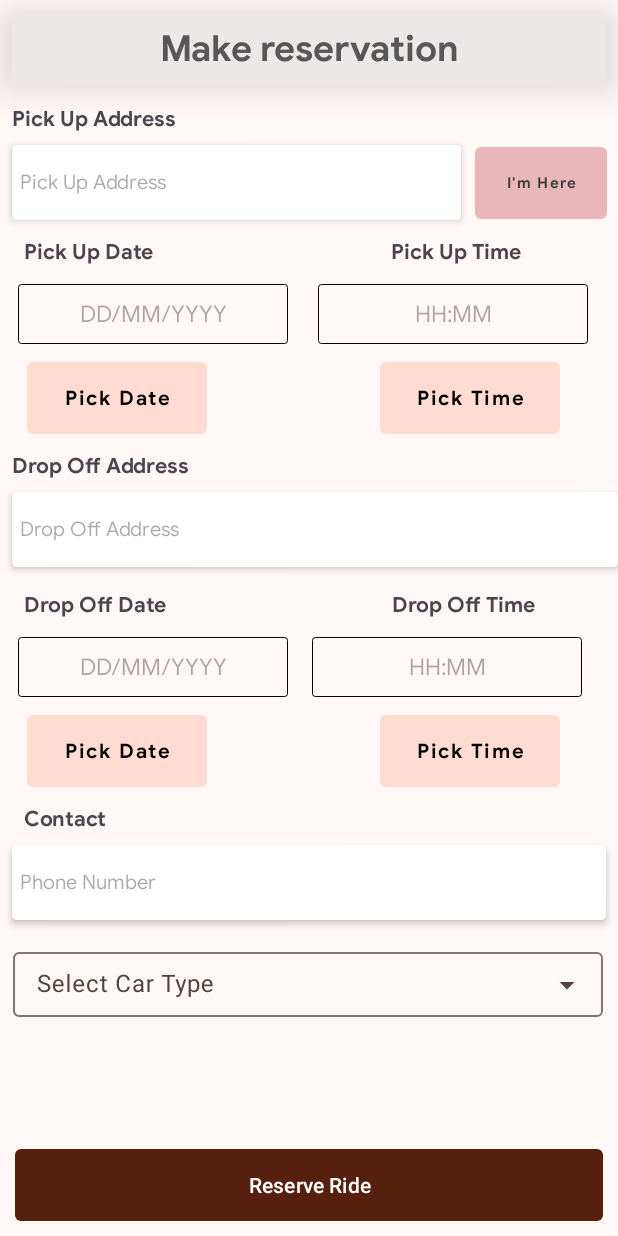
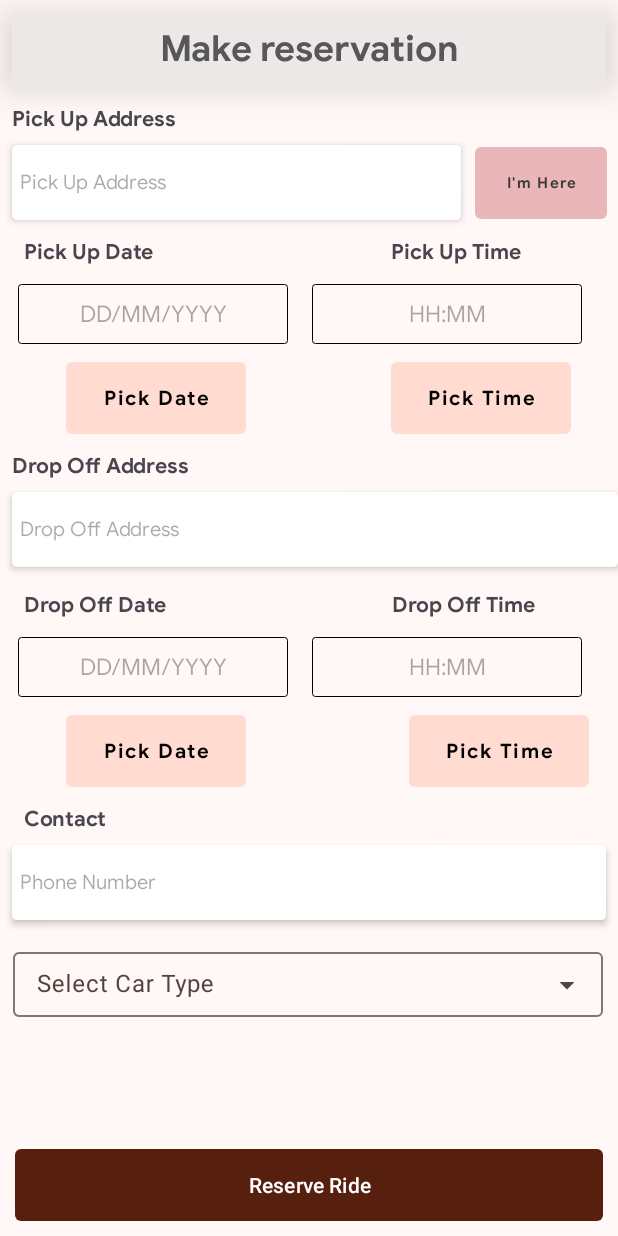
Before and after one commit to kabir-global-sync/Android_Project, an Android app: the MainActivity screen opened directly, with no data from a screen before it, on a phone screen of 412 x 824 dp. Run offline under Robolectric (Android 15) with nearby library versions, the phone set to English and light mode, and no system bars.

Commit message:
-----------------

```diff
--- a/app/src/main/res/drawable/otp_background.xml
+++ b/app/src/main/res/drawable/otp_background.xml
@@ -1,4 +1,4 @@
 <shape xmlns:android="http://schemas.android.com/apk/res/android">
-    <solid android:color="#EEEEEE"/>
+    <solid android:color="#DBDBDB"/>
     <corners android:radius="10dp"/>
 </shape>
--- a/app/src/main/res/layout/activity_login_page.xml
+++ b/app/src/main/res/layout/activity_login_page.xml
@@ -90,9 +90,10 @@
         android:layout_marginBottom="20dp"
         android:fontFamily="@font/googlesansbold"
         android:text="@string/or_sign_up_using"/>
+
     <LinearLayout
-        android:layout_width="match_parent"
-        android:layout_height="47dp"
+        android:layout_width="267dp"
+        android:layout_height="40dp"
         android:orientation="horizontal">
 
         <ImageView
--- a/app/src/main/res/layout/activity_main.xml
+++ b/app/src/main/res/layout/activity_main.xml
@@ -99,7 +99,7 @@
         style="@style/CustomButton"
         android:layout_width="120dp"
         android:layout_height="48dp"
-        android:layout_marginStart="18dp"
+        android:layout_marginStart="44dp"
         android:layout_marginTop="12dp"
         android:background="@drawable/rect_button"
         android:text="@string/datePickBtnText"
@@ -121,7 +121,7 @@
         android:id="@+id/namefieldId2"
         android:layout_width="180dp"
         android:layout_height="40dp"
-        android:layout_marginStart="20dp"
+        android:layout_marginStart="16dp"
         android:background="@drawable/textview_border"
         android:fontFamily="@font/googlesansregular"
         android:gravity="center"
@@ -139,7 +139,7 @@
         android:text="@string/timePickBtnText"
         app:layout_constraintBaseline_toBaselineOf="@+id/datepickbuttonid"
         app:layout_constraintEnd_toEndOf="parent"
-        app:layout_constraintHorizontal_bias="0.751"
+        app:layout_constraintHorizontal_bias="0.755"
         app:layout_constraintStart_toEndOf="@+id/datepickbuttonid" />
 
     <TextView
@@ -199,18 +199,18 @@
         app:layout_constraintStart_toStartOf="parent"
         app:layout_constraintTop_toBottomOf="@+id/textView10" />
 
+
     <Button
         android:id="@+id/datepickbuttonid2"
         style="@style/CustomButton"
         android:layout_width="120dp"
         android:layout_height="48dp"
-        android:layout_marginStart="18dp"
+        android:layout_marginStart="44dp"
         android:layout_marginTop="12dp"
         android:background="@drawable/rect_button"
         android:text="@string/datePickBtnText"
         app:layout_constraintStart_toStartOf="parent"
         app:layout_constraintTop_toBottomOf="@+id/namefieldId44" />
-
 
     <Button
         android:id="@+id/timepickbuttonid2"
@@ -221,7 +221,7 @@
         android:text="@string/timePickBtnText"
         app:layout_constraintBaseline_toBaselineOf="@+id/datepickbuttonid2"
         app:layout_constraintEnd_toEndOf="parent"
-        app:layout_constraintHorizontal_bias="0.751"
+        app:layout_constraintHorizontal_bias="0.849"
         app:layout_constraintStart_toEndOf="@+id/datepickbuttonid2" />
 
     <TextView
```
